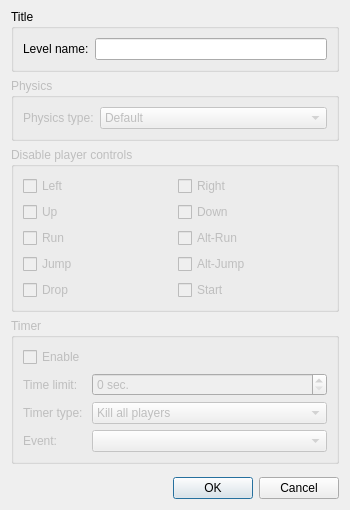
WohlSoft/Moondust-Project, file Editor/editing/edit_level/levelprops.ui: the form before one commit.
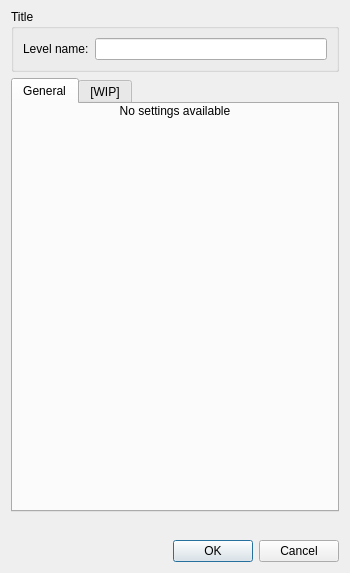
The form after the commit. Icons and pictures are not drawn.

Commit message: Editor: Level-wide extra settings Extra settings which can be shown via "lvl_settings.json" file in a root of config pack

```diff
--- a/Editor/editing/edit_level/levelprops.ui
+++ b/Editor/editing/edit_level/levelprops.ui
@@ -10,7 +10,7 @@
     <x>0</x>
     <y>0</y>
     <width>350</width>
-    <height>510</height>
+    <height>573</height>
    </rect>
   </property>
   <property name="sizePolicy">
@@ -53,6 +53,103 @@
     <number>9</number>
    </property>
    <item row="2" column="0">
+    <spacer name="verticalSpacer_3">
+     <property name="orientation">
+      <enum>Qt::Vertical</enum>
+     </property>
+     <property name="sizeHint" stdset="0">
+      <size>
+       <width>20</width>
+       <height>40</height>
+      </size>
+     </property>
+    </spacer>
+   </item>
+   <item row="1" column="0">
+    <widget class="QTabWidget" name="settingsTabs">
+     <property name="currentIndex">
+      <number>0</number>
+     </property>
+     <widget class="QWidget" name="settingsTab1">
+      <attribute name="title">
+       <string>General</string>
+      </attribute>
+      <layout class="QVBoxLayout" name="verticalLayout_2" stretch="0,1000">
+       <property name="spacing">
+        <number>0</number>
+       </property>
+       <property name="leftMargin">
+        <number>0</number>
+       </property>
+       <property name="topMargin">
+        <number>0</number>
+       </property>
+       <property name="rightMargin">
+        <number>0</number>
+       </property>
+       <property name="bottomMargin">
+        <number>9</number>
+       </property>
+       <item>
+        <widget class="QLabel" name="advancedNone">
+         <property name="text">
+          <string>No settings available</string>
+         </property>
+         <property name="alignment">
+          <set>Qt::AlignCenter</set>
+         </property>
+         <property name="wordWrap">
+          <bool>true</bool>
+         </property>
+        </widget>
+       </item>
+       <item>
+        <widget class="QFrame" name="advancedSettings">
+         <property name="frameShape">
+          <enum>QFrame::NoFrame</enum>
+         </property>
+         <property name="frameShadow">
+          <enum>QFrame::Plain</enum>
+         </property>
+         <layout class="QVBoxLayout" name="verticalLayout"/>
+        </widget>
+       </item>
+      </layout>
+     </widget>
+     <widget class="QWidget" name="settingsTab2">
+      <attribute name="title">
+       <string notr="true">[WIP]</string>
+      </attribute>
+      <layout class="QGridLayout" name="gridLayout_6">
+       <item row="0" column="0">
+        <widget class="QGroupBox" name="groupBox">
+         <property name="enabled">
+          <bool>false</bool>
+         </property>
+         <property name="title">
+          <string>Physics</string>
+         </property>
+         <layout class="QGridLayout" name="gridLayout_3" columnstretch="0,80">
+          <item row="0" column="1">
+           <widget class="QComboBox" name="comboBox">
+            <item>
+             <property name="text">
+              <string>Default</string>
+             </property>
+            </item>
+           </widget>
+          </item>
+          <item row="0" column="0">
+           <widget class="QLabel" name="label_2">
+            <property name="text">
+             <string>Physics type:</string>
+            </property>
+           </widget>
+          </item>
+         </layout>
+        </widget>
+       </item>
+       <item row="1" column="0">
     <widget class="QGroupBox" name="groupBox_2">
      <property name="enabled">
       <bool>false</bool>
@@ -134,77 +231,7 @@
      </layout>
     </widget>
    </item>
-   <item row="4" column="0">
-    <spacer name="verticalSpacer_3">
-     <property name="orientation">
-      <enum>Qt::Vertical</enum>
-     </property>
-     <property name="sizeHint" stdset="0">
-      <size>
-       <width>20</width>
-       <height>40</height>
-      </size>
-     </property>
-    </spacer>
-   </item>
-   <item row="0" column="0">
-    <widget class="QGroupBox" name="groupBox_3">
-     <property name="title">
-      <string>Title</string>
-     </property>
-     <layout class="QGridLayout" name="gridLayout_2">
-      <item row="0" column="0">
-       <widget class="QLabel" name="label">
-        <property name="text">
-         <string>Level name:</string>
-        </property>
-       </widget>
-      </item>
-      <item row="0" column="1">
-       <widget class="QLineEdit" name="LVLPropLevelTitle"/>
-      </item>
-     </layout>
-    </widget>
-   </item>
-   <item row="5" column="0">
-    <widget class="QDialogButtonBox" name="LVLPropButtonBox">
-     <property name="orientation">
-      <enum>Qt::Horizontal</enum>
-     </property>
-     <property name="standardButtons">
-      <set>QDialogButtonBox::Cancel|QDialogButtonBox::Ok</set>
-     </property>
-    </widget>
-   </item>
-   <item row="1" column="0">
-    <widget class="QGroupBox" name="groupBox">
-     <property name="enabled">
-      <bool>false</bool>
-     </property>
-     <property name="title">
-      <string>Physics</string>
-     </property>
-     <layout class="QGridLayout" name="gridLayout_3" columnstretch="0,80">
-      <item row="0" column="1">
-       <widget class="QComboBox" name="comboBox">
-        <item>
-         <property name="text">
-          <string>Default</string>
-         </property>
-        </item>
-       </widget>
-      </item>
-      <item row="0" column="0">
-       <widget class="QLabel" name="label_2">
-        <property name="text">
-         <string>Physics type:</string>
-        </property>
-       </widget>
-      </item>
-     </layout>
-    </widget>
-   </item>
-   <item row="3" column="0">
+       <item row="2" column="0">
     <widget class="QGroupBox" name="groupBox_4">
      <property name="enabled">
       <bool>false</bool>
@@ -269,6 +296,39 @@
        <widget class="QComboBox" name="comboBox_3"/>
       </item>
      </layout>
+        </widget>
+       </item>
+      </layout>
+     </widget>
+    </widget>
+   </item>
+   <item row="0" column="0">
+    <widget class="QGroupBox" name="groupBox_3">
+     <property name="title">
+      <string>Title</string>
+     </property>
+     <layout class="QGridLayout" name="gridLayout_2">
+      <item row="0" column="0">
+       <widget class="QLabel" name="label">
+        <property name="text">
+         <string>Level name:</string>
+        </property>
+       </widget>
+      </item>
+      <item row="0" column="1">
+       <widget class="QLineEdit" name="LVLPropLevelTitle"/>
+      </item>
+     </layout>
+    </widget>
+   </item>
+   <item row="3" column="0">
+    <widget class="QDialogButtonBox" name="LVLPropButtonBox">
+     <property name="orientation">
+      <enum>Qt::Horizontal</enum>
+     </property>
+     <property name="standardButtons">
+      <set>QDialogButtonBox::Cancel|QDialogButtonBox::Ok</set>
+     </property>
     </widget>
    </item>
   </layout>
```
Lines whose indentation alone changed are shown as unchanged. The commit also changes 6 other files.
